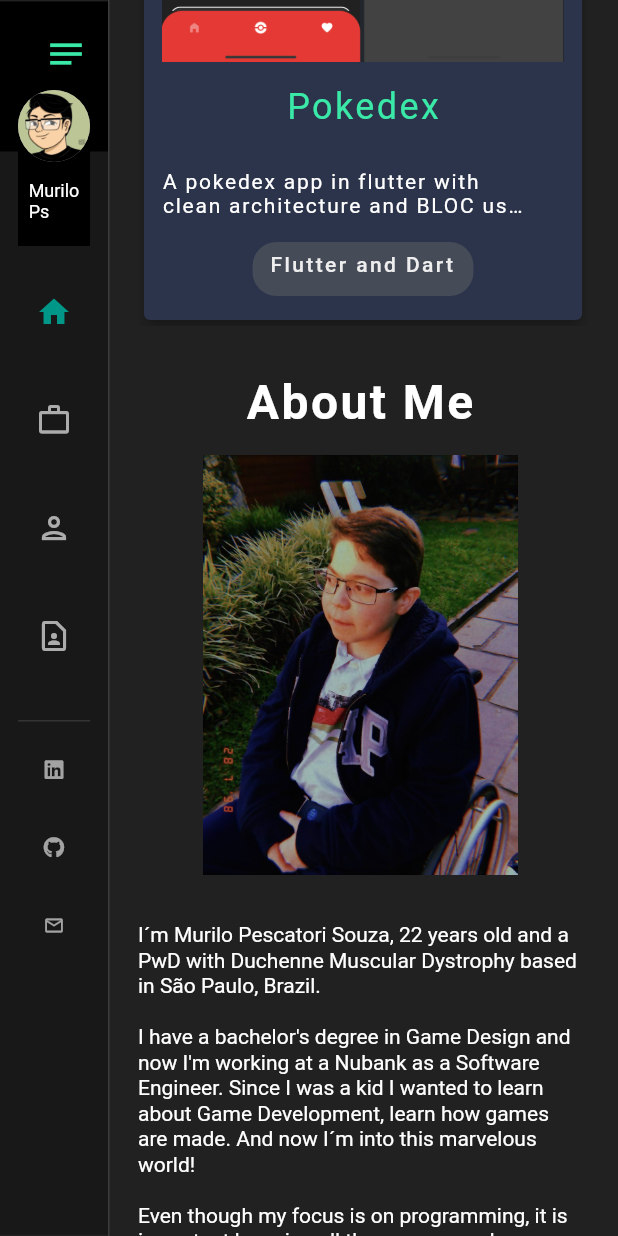
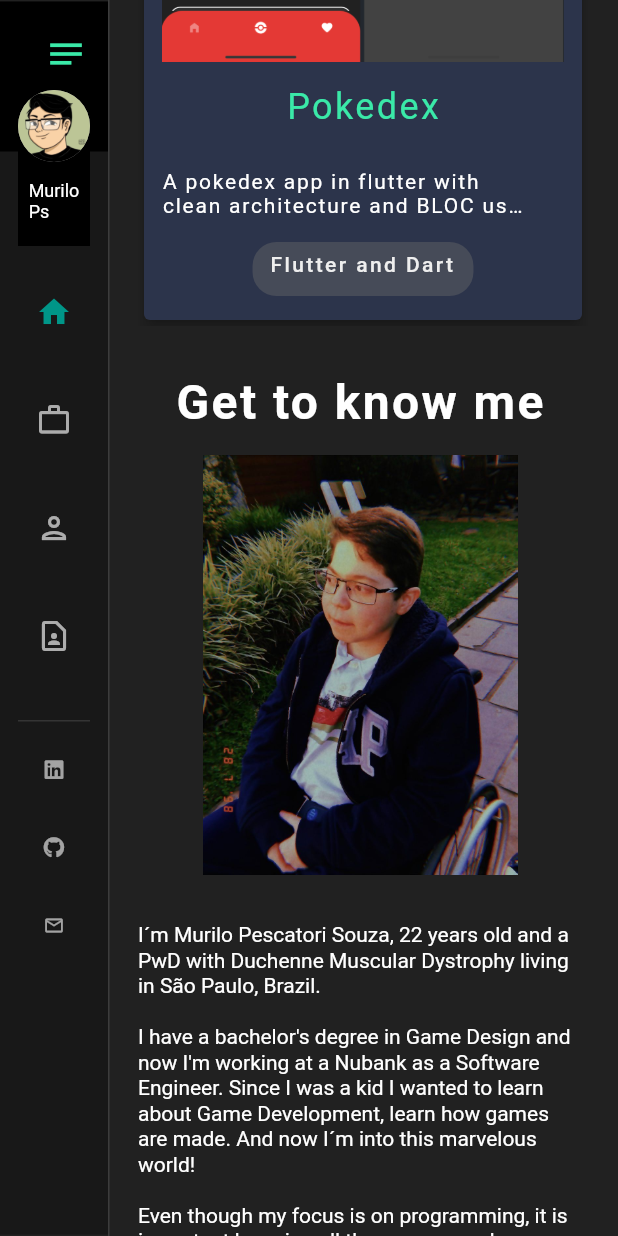
Before and after one commit to murilinhoPs/murilinho-portfolio, a Flutter app: the screen it shows after launch, scrolled down 1728 dp, on a phone screen of 412 x 824 dp. Run offline on Flutter 3.47's test engine with Material 2 defaults, Android fonts, the phone set to English and light mode, and no system bars; our stand-ins replace flutter_markdown, responsive_builder.

Commit message:
Update some strings to be grammatically correct

```diff
--- a/lib/utils/strings.dart
+++ b/lib/utils/strings.dart
@@ -22,12 +22,12 @@ class Strings {
   static const nameNavBar = 'Murilo Ps';
   static const nameNavBarMobile = 'Murilo\nPs';
 
-  static const aboutTitle = 'About Me';
   static const homeTitle = 'Home';
   static const projectsTitle = 'Recent Works';
+  static const aboutTitle = 'Get to know me';
   static const contactTitle = 'Get In Touch';
   static const madeWithFlutter = 'Made with flutter 💙';
-  static const projectsSubtitle = r'''Some projects I've done so far''';
+  static const projectsSubtitle = r'''A few projects I've done so far''';
 
   static const homeSubtitle = r'''Hi! I'm Murilo Ps.''';
   static const homeIntro = '> Game Designer and Mobile developer';
@@ -35,13 +35,13 @@ class Strings {
       r'''I'm a Game Designer with focus on programming games using Unity and Unreal Engine and I'm always learning how to improve my games. I also make mobile apps in Flutter, and I'm working with Flutter now!''';
 
   static const aboutMeDescription =
-      r'''I´m Murilo Pescatori Souza, 22 years old and a PwD with Duchenne Muscular Dystrophy based in São Paulo, Brazil.
+      r'''I´m Murilo Pescatori Souza, 22 years old and a PwD with Duchenne Muscular Dystrophy living in São Paulo, Brazil.
 
 I have a bachelor's degree in Game Design and now I'm working at a Nubank as a Software Engineer. Since I was a kid I wanted to learn about Game Development, learn how games are made. And now I´m into this marvelous world!
 
 Even though my focus is on programming, it is important knowing all the process and principles of making games. It makes easier to get feedback and understand how to code the mechanics''';
   static const aboutMeExperience = 'Some of my Experiences: ';
-  static const techsIWorked = 'Technologies I have worked with: ';
+  static const techsIWorked = 'Technologies I already used: ';
   static const resume = 'Resume';
 
   static const recentsProjectsNav = 'Recents';
```
